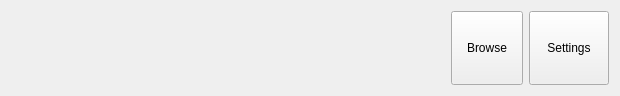
The window that AYAYA/mainnavigationbar.ui (jkbz64/AYAYA) describes before a commit, drawn with Qt 5.
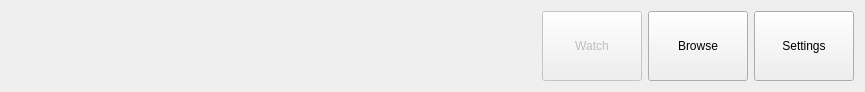
The same window after the commit. Icons and pictures are not drawn.

Commit message: Added Watch button to go back from browser to the strem, also Pepega prevention

```diff
--- a/AYAYA/mainnavigationbar.ui
+++ b/AYAYA/mainnavigationbar.ui
@@ -6,7 +6,7 @@
    <rect>
     <x>0</x>
     <y>0</y>
-    <width>620</width>
+    <width>865</width>
     <height>92</height>
    </rect>
   </property>
@@ -36,14 +36,14 @@
      </property>
      <property name="minimumSize">
       <size>
-       <width>72</width>
-       <height>74</height>
+       <width>100</width>
+       <height>0</height>
       </size>
      </property>
      <property name="maximumSize">
       <size>
-       <width>72</width>
-       <height>74</height>
+       <width>16777215</width>
+       <height>16777215</height>
       </size>
      </property>
      <property name="styleSheet">
@@ -64,7 +64,7 @@
      </property>
      <property name="minimumSize">
       <size>
-       <width>0</width>
+       <width>100</width>
        <height>0</height>
       </size>
      </property>
@@ -138,6 +138,28 @@
      </property>
     </spacer>
    </item>
+   <item row="0" column="3">
+    <widget class="QPushButton" name="m_watchButton">
+     <property name="enabled">
+      <bool>false</bool>
+     </property>
+     <property name="sizePolicy">
+      <sizepolicy hsizetype="Preferred" vsizetype="Preferred">
+       <horstretch>0</horstretch>
+       <verstretch>0</verstretch>
+      </sizepolicy>
+     </property>
+     <property name="minimumSize">
+      <size>
+       <width>100</width>
+       <height>0</height>
+      </size>
+     </property>
+     <property name="text">
+      <string>Watch</string>
+     </property>
+    </widget>
+   </item>
   </layout>
  </widget>
  <resources>
```
The commit also changes 5 other files.
